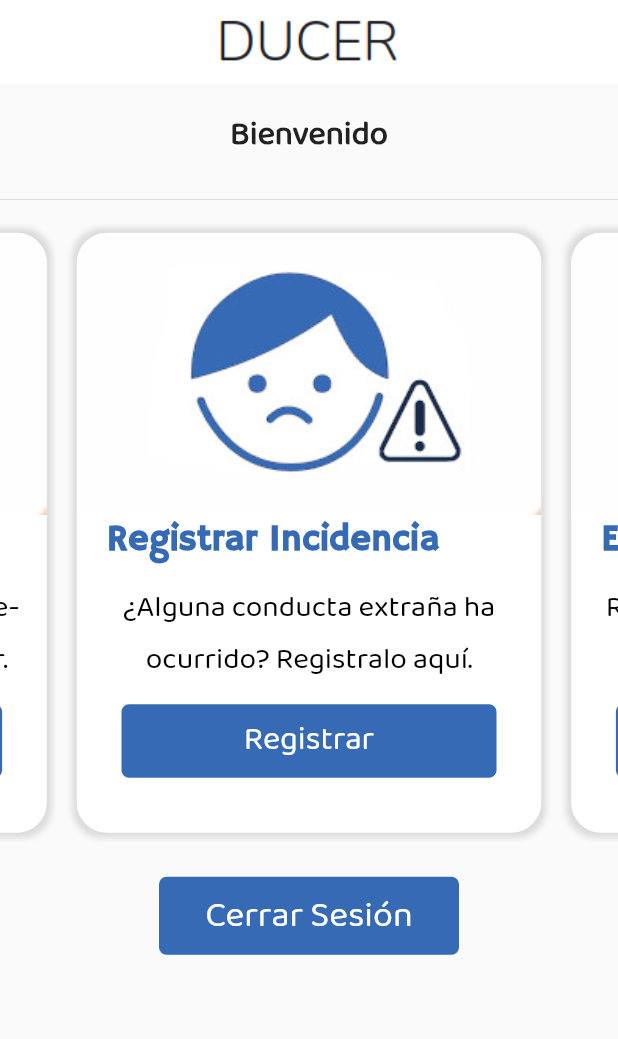
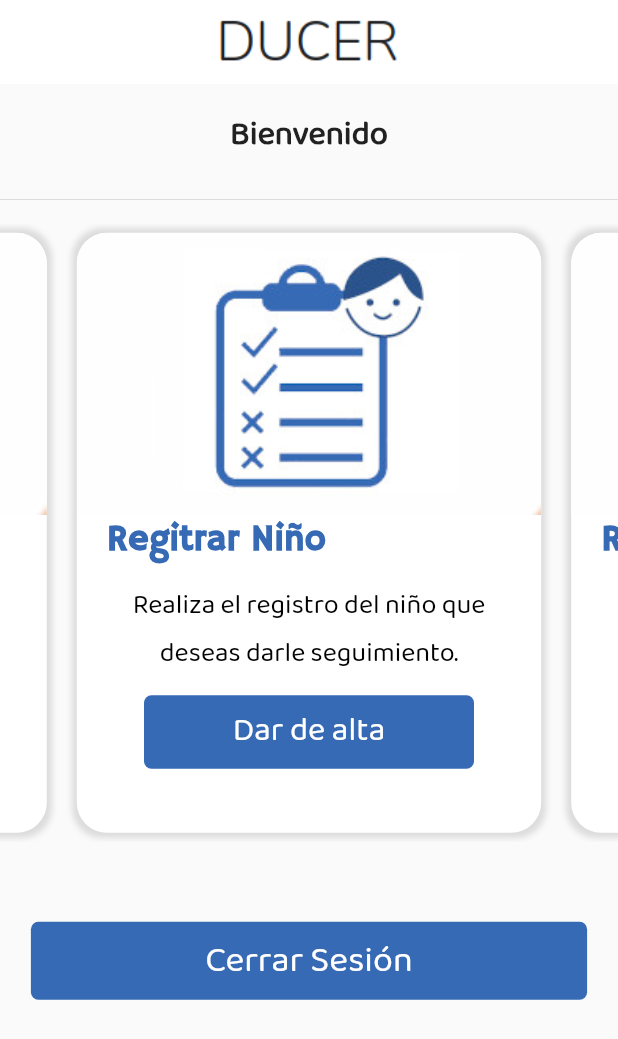
Before and after one commit to MarioMiranda98/DUCER, a Flutter app: the HomePage screen opened directly, on a phone screen of 412 x 824 dp. Shown: the top 1039 px of the screen. Run offline on Flutter 3.47's test engine with Material 2 defaults, Android fonts, the phone set to English and light mode, and no system bars; drawn by our look-alikes of carousel_slider; our stand-ins replace charts_flutter, get; missing offline and left inert: flutter_rounded_date_picker, flutter_statusbarcolor.

Commit message:
little fix

```diff
--- a/lib/src/pages/home_page.dart
+++ b/lib/src/pages/home_page.dart
@@ -1,43 +1,52 @@
-import 'package:ducer/src/pages/login_page.dart';
-import 'package:ducer/src/widgets/ducer_button.dart';
 import 'package:flutter/material.dart';
 import 'package:get/get.dart';
 import 'package:carousel_slider/carousel_slider.dart';
 
 import 'package:ducer/src/widgets/ducer_app_bar.dart';
 import 'package:ducer/src/widgets/ducer_card.dart';
+import 'package:ducer/src/pages/login_page.dart';
+import 'package:ducer/src/widgets/ducer_button.dart';
 
+// ignore: must_be_immutable
 class HomePage extends StatelessWidget {
-  final registrarInc = DucerCard(
+  List<DucerCard> _ducerCards = [
+    DucerCard(
+      titleCard: 'Regitrar Niño',
+      bodyCard: 'Realiza el registro del niño que deseas darle seguimiento.',
+      buttonText: 'Dar de alta',
+      sourceImg: 'assets/images/test.jpg',
+      action: () => print('Registrar'),
+    ),
+    DucerCard(
       titleCard: 'Registrar Incidencia',
       bodyCard: '¿Alguna conducta extraña ha ocurrido? Registralo aquí.',
       buttonText: 'Registrar',
       sourceImg: 'assets/images/landscape.jpg',
       action: () => print('Registrar Incidencia'),
-  );
-
-  final estatus = DucerCard(
+    ),
+    DucerCard(
       titleCard: 'Estatus',
       bodyCard: 'Resultados del sistema DUCER. Verifica el estatus del menor.',
       buttonText: 'Ver',
       sourceImg: 'assets/images/estatus.jpg',
       action: () => print('Estatus'),
-  );
-
-  final test = DucerCard(
+    ),
+    DucerCard(
       titleCard: 'Realizar test',
       bodyCard: 'Realiza test que ayudarán a pre-evaluar la situación del menor.',
       buttonText: 'Realizar',
       sourceImg: 'assets/images/test.jpg',
       action: () => print('Test'),
-  );
+    ),
+  ];
 
   @override
   Widget build(BuildContext context) {
     return SafeArea(
       child: Scaffold(
           appBar: DucerAppBar(),
-          body: Column(
+          body: SingleChildScrollView(
+            child: Column(
               children: <Widget>[
                 Container(
                     padding: EdgeInsets.symmetric(
@@ -52,17 +61,18 @@ class HomePage extends StatelessWidget {
                 Divider(),
                 _buildCarousel(),
                 Padding(
-                padding: const EdgeInsets.only(top: 15.0),
+                  padding: const EdgeInsets.only(top: 45.0),
                   child: DucerButton(
                     colorButton: Theme.of(Get.context).primaryColor,
                     colorText: Colors.white,
                     text: 'Cerrar Sesión',
-                  width: 200.0,
+                    width: Get.width * 0.9,
                     fontSize: 24,
                     action: () => {Get.off(LoginPage())},
                   ),
                 ),
               ],
+            ),
           )),
     );
   }
@@ -79,11 +89,7 @@ class HomePage extends StatelessWidget {
               autoPlay: false,
               aspectRatio: 1.0,
             ),
-            items: [
-              registrarInc,
-              estatus,
-              test,
-            ],
+            items: _ducerCards,
           ),
         ],
       ),
--- a/lib/src/pages/login_page.dart
+++ b/lib/src/pages/login_page.dart
@@ -42,13 +42,13 @@ class LoginPage extends StatelessWidget {
                     onChanged: null,
                     textInputType: TextInputType.text,
                   ),
-                  SizedBox(height: 20.0),
+                  SizedBox(height: 40.0),
                   Row(
                     mainAxisAlignment: MainAxisAlignment.center,
                     children: <Widget>[
                       DucerButton(
                         text: 'Log in',
-                        width: 125.0,
+                        width: 140.0,
                         colorText: Colors.white,
                         fontSize: 18,
                         colorButton: Theme.of(Get.context).primaryColor,
@@ -57,7 +57,7 @@ class LoginPage extends StatelessWidget {
                       ),
                       DucerButton(
                         text: 'Crear cuenta',
-                        width: 125.0,
+                        width: 140.0,
                         colorText: Colors.white,
                         fontSize: 18,
                         colorButton: Theme.of(Get.context).primaryColor,
--- a/lib/src/utils/helpers.dart
+++ b/lib/src/utils/helpers.dart
@@ -37,7 +37,7 @@ class Helpers {
         errorTitle,
         style: TextStyle(
           fontFamily: 'Baloo',
-          color: Color(0xFF275850),
+          color: Theme.of(Get.context).primaryColor,
           fontWeight: FontWeight.w700,
         ),
       ),
--- a/lib/src/widgets/ducer_card.dart
+++ b/lib/src/widgets/ducer_card.dart
@@ -59,7 +59,7 @@ class DucerCard extends StatelessWidget {
                   bodyCard,
                   style: TextStyle(
                     fontFamily: 'Baloo',
-                    fontSize: 20,
+                    fontSize: 18,
                     fontWeight: FontWeight.w100,
                     color: Colors.black,
                   ),
@@ -73,7 +73,7 @@ class DucerCard extends StatelessWidget {
                     colorButton: Theme.of(Get.context).primaryColor,
                     colorText: Colors.white,
                     text: buttonText,
-                    width: 250.0,
+                    width: 220.0,
                     fontSize: 22,
                     action: () => action,
                   ),
```
Also changed, not shown: lib/src/controllers/create_account_controller.dart (+11 -11 lines), lib/src/pages/create_account_page.dart (+11 -9 lines), pubspec.yaml (+7 -1 lines), pubspec.lock, 2 other files. Lines whose indentation alone changed are shown as unchanged.
